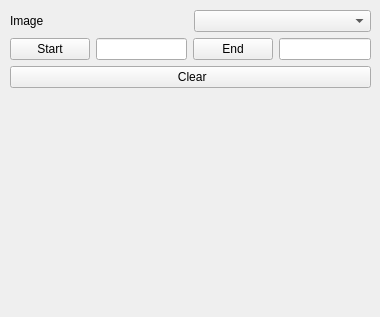
Above: Plugins/Mipf_Plugin_StaticisTools/ProfileGrayScaleDistributionView.ui from linson7017/MIPF before the change. Below: the same form after it.
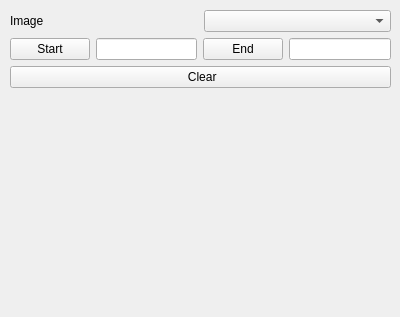
That is the form after the change. Custom widgets are drawn as their Qt base class.

What changed in the file:
```diff
--- a/Plugins/Mipf_Plugin_StaticisTools/ProfileGrayScaleDistributionView.ui
+++ b/Plugins/Mipf_Plugin_StaticisTools/ProfileGrayScaleDistributionView.ui
@@ -6,7 +6,7 @@
    <rect>
     <x>0</x>
     <y>0</y>
-    <width>380</width>
+    <width>400</width>
     <height>317</height>
    </rect>
   </property>
@@ -18,7 +18,7 @@
     <rect>
      <x>10</x>
      <y>10</y>
-     <width>361</width>
+     <width>381</width>
      <height>281</height>
     </rect>
    </property>
```
